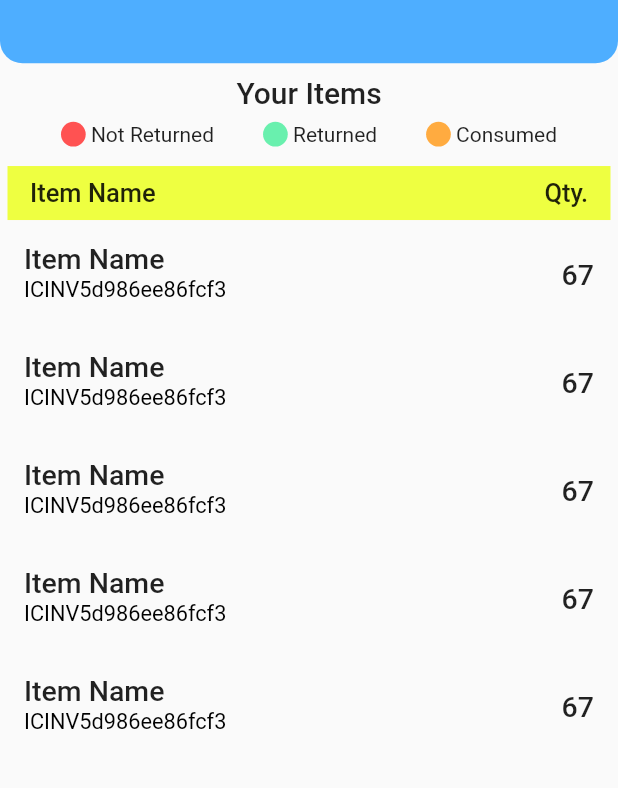
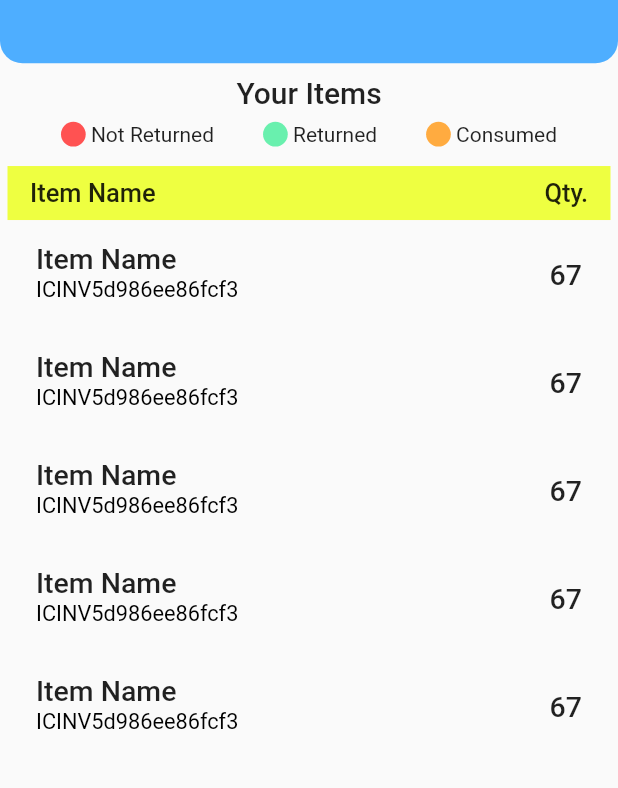
Before and after one commit to innovation-center-gitam-hyd/Innovation-Center-App, a Flutter app: the MyInventoryItems screen opened directly, on a phone screen of 412 x 824 dp, the part 106-894 px from its top. Run offline on Flutter 3.47's test engine with Material 2 defaults, Android fonts, the phone set to English and light mode, and no system bars; our stand-ins replace flutter_custom_clippers, page_transition, qr_flutter, shared_preferences; accounts and stored records are empty.

Commit message:
DueItemWidget updated

```diff
--- a/lib/myScreen/myWidgets/itemWidget.dart
+++ b/lib/myScreen/myWidgets/itemWidget.dart
@@ -58,6 +58,8 @@ class DueItemWidget extends StatelessWidget {
   @override
   Widget build(BuildContext context) {
     return Container(
+      //color: Colors.blue,
+      padding: EdgeInsets.symmetric(horizontal: 8),
       child: ListTile(
         onTap: () => showDialog(
           context: context,
```
